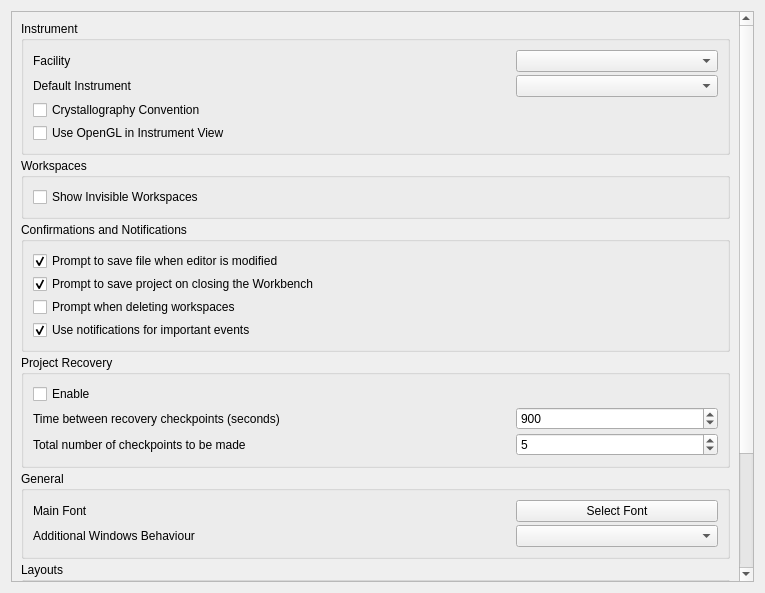
Above: qt/applications/workbench/workbench/widgets/settings/general/section_general.ui from mantidproject/mantid before the change. Below: the same form after it.
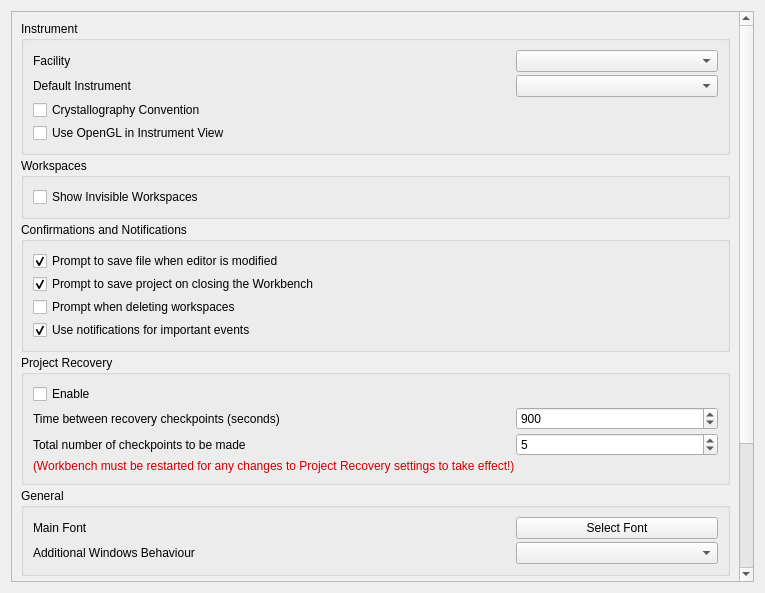
That is the form after the change.

Commit message:
Warn about restart in project recovery settings
RE #33272

What changed in the file:
```diff
--- a/qt/applications/workbench/workbench/widgets/settings/general/section_general.ui
+++ b/qt/applications/workbench/workbench/widgets/settings/general/section_general.ui
@@ -33,8 +33,8 @@
        <rect>
         <x>0</x>
         <y>0</y>
-        <width>728</width>
-        <height>656</height>
+        <width>739</width>
+        <height>747</height>
        </rect>
       </property>
       <property name="sizePolicy">
@@ -351,6 +351,16 @@
               </item>
              </layout>
             </item>
+            <item>
+             <widget class="QLabel" name="restart_warning_label">
+              <property name="styleSheet">
+               <string notr="true">color : #CC0000</string>
+              </property>
+              <property name="text">
+               <string>(Workbench must be restarted for any changes to Project Recovery settings to take effect!)</string>
+              </property>
+             </widget>
+            </item>
            </layout>
           </widget>
          </item>
```
